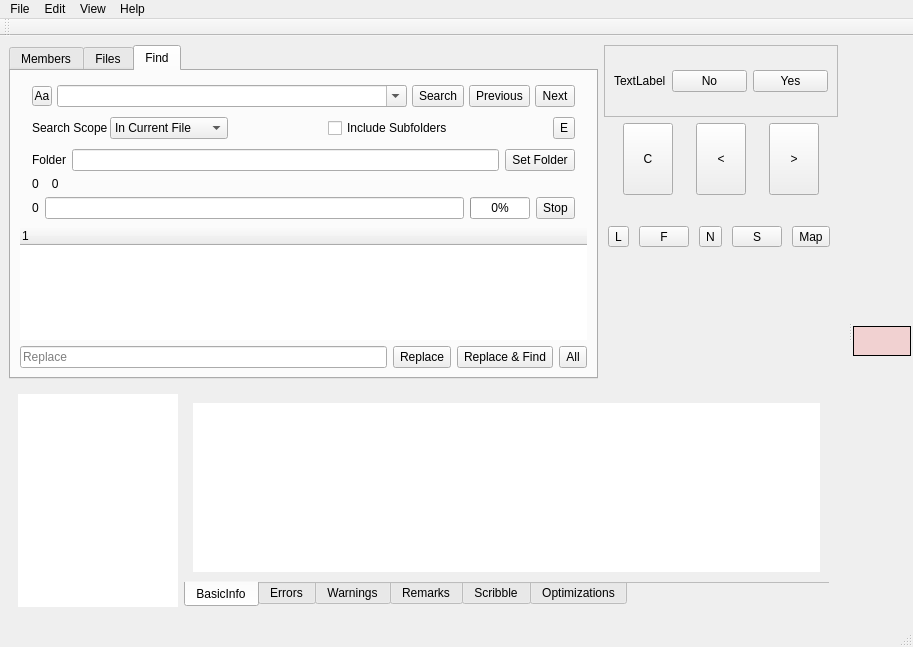
Before: the Qt Designer form mainwindow.ui in ic005k/Xiasl, drawn with Qt 5.
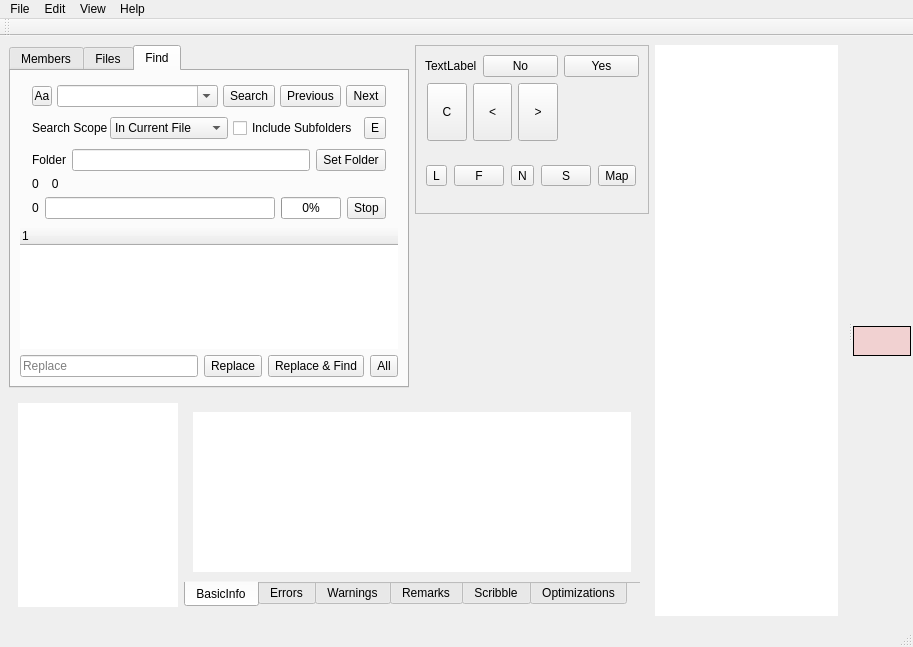
After: the same form once the commit is applied. Icons and pictures are not drawn. Custom widgets are drawn as their Qt base class.

```diff
--- a/mainwindow.ui
+++ b/mainwindow.ui
@@ -18,8 +18,8 @@
     <normaloff>:/icon/icon.png</normaloff>:/icon/icon.png</iconset>
   </property>
   <widget class="QWidget" name="centralwidget">
-   <layout class="QGridLayout" name="gridLayout_12">
-    <item row="0" column="0" rowspan="4">
+   <layout class="QGridLayout" name="gridLayout_14">
+    <item row="0" column="0" rowspan="2">
      <widget class="QTabWidget" name="tabWidget_misc">
       <property name="tabPosition">
        <enum>QTabWidget::North</enum>
@@ -555,13 +555,7 @@
       <property name="frameShadow">
        <enum>QFrame::Raised</enum>
       </property>
-      <layout class="QGridLayout" name="gridLayout_14">
-       <property name="topMargin">
-        <number>0</number>
-       </property>
-       <property name="bottomMargin">
-        <number>0</number>
-       </property>
+      <layout class="QGridLayout" name="gridLayout_12">
        <item row="0" column="0">
         <widget class="QLabel" name="lblFileName">
          <property name="text">
@@ -595,10 +589,7 @@
          </property>
         </widget>
        </item>
-      </layout>
-     </widget>
-    </item>
-    <item row="1" column="1">
+       <item row="1" column="0" colspan="2">
      <widget class="QFrame" name="frameFun">
       <property name="frameShape">
        <enum>QFrame::NoFrame</enum>
@@ -688,7 +679,7 @@
       </layout>
      </widget>
     </item>
-    <item row="2" column="1">
+       <item row="2" column="0" colspan="3">
      <widget class="QFrame" name="frameMainFun">
       <property name="frameShape">
        <enum>QFrame::NoFrame</enum>
@@ -777,7 +768,23 @@
       </layout>
      </widget>
     </item>
-    <item row="3" column="1">
+      </layout>
+     </widget>
+    </item>
+    <item row="0" column="2" rowspan="3">
+     <widget class="QListWidget" name="listBook">
+      <property name="frameShape">
+       <enum>QFrame::NoFrame</enum>
+      </property>
+      <property name="frameShadow">
+       <enum>QFrame::Plain</enum>
+      </property>
+      <property name="lineWidth">
+       <number>0</number>
+      </property>
+     </widget>
+    </item>
+    <item row="1" column="1">
      <widget class="QFrame" name="frame">
       <property name="minimumSize">
        <size>
@@ -842,7 +849,7 @@
       </layout>
      </widget>
     </item>
-    <item row="4" column="0" colspan="2">
+    <item row="2" column="0" colspan="2">
      <widget class="QFrame" name="frameInfo">
       <property name="frameShape">
        <enum>QFrame::NoFrame</enum>
```
Left out of the diff: 33 changed lines with no effect on the pictures. Lines whose indentation alone changed are shown as unchanged.
